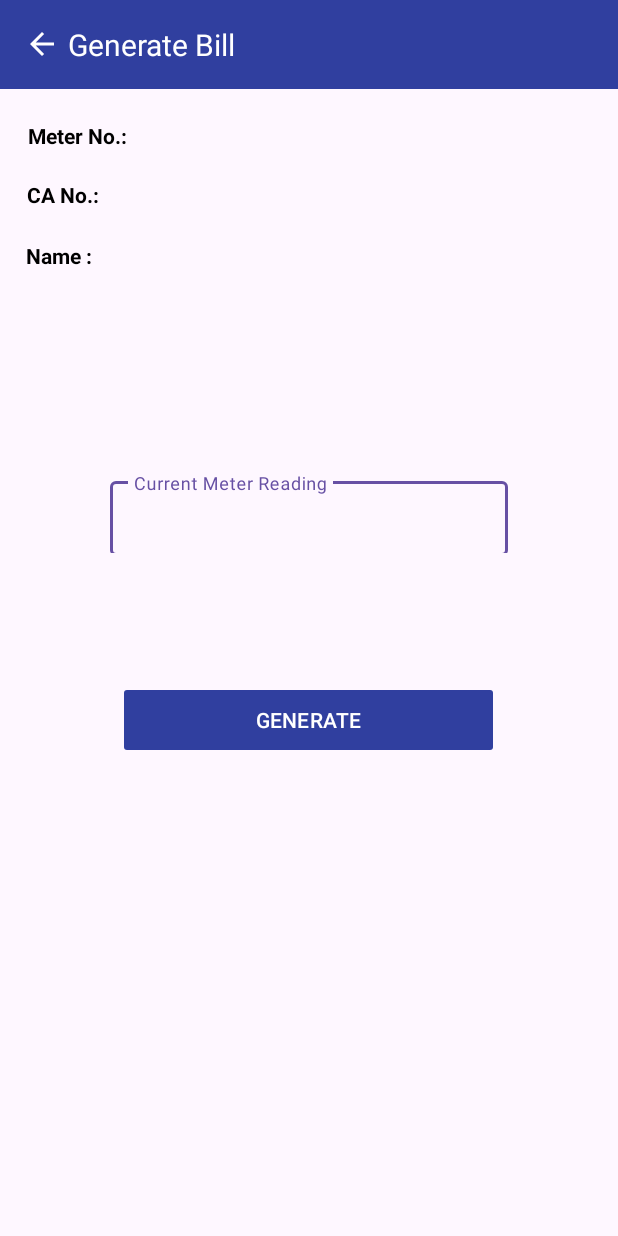
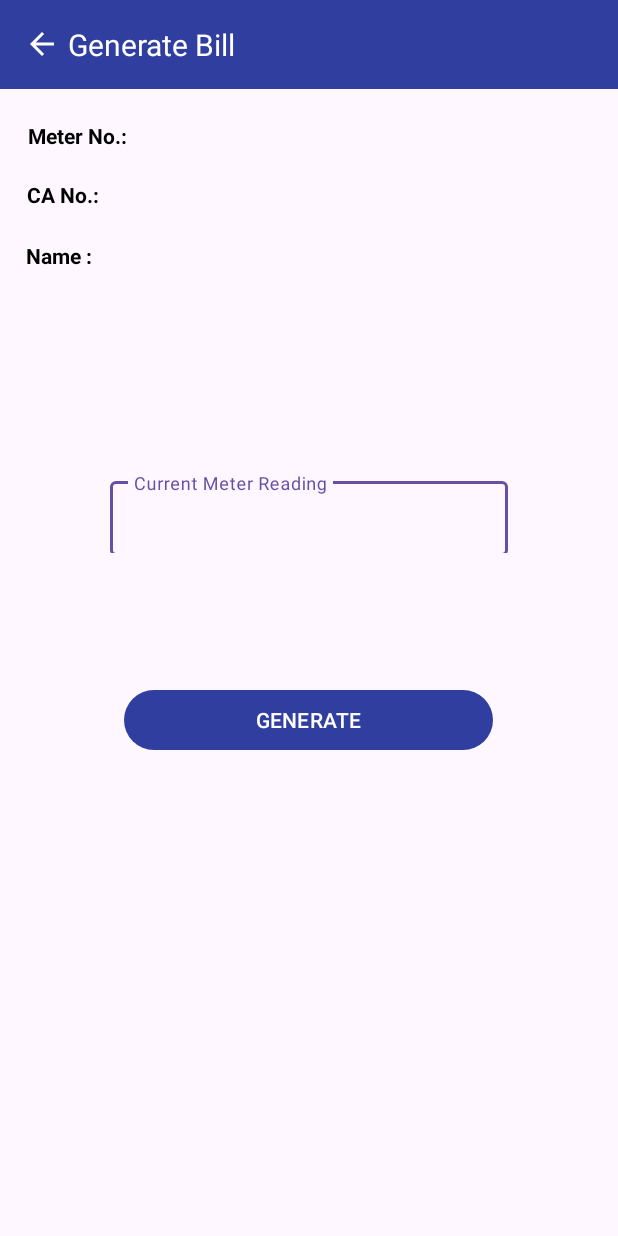
Before and after one commit to Preethik06/FinalApp, an Android app: the Bill screen opened directly, with no data from a screen before it, on a phone screen of 412 x 824 dp. Run offline under Robolectric (Android 15) with nearby library versions, the phone set to English and light mode, and no system bars; libraries missing offline, so code that uses them is left out: com.itextpdf.kernel, com.itextpdf.layout.

Commit message:
Final commit

```diff
--- a/app/src/main/java/com/example/finalapp/MainActivity.java
+++ b/app/src/main/java/com/example/finalapp/MainActivity.java
@@ -34,7 +34,7 @@ public class MainActivity extends AppCompatActivity {
     public void onClick(View view){
         // Display a record from the Student table
         if (view == btn_login) {
-            // Checking for empty roll number
+            // Checking for empty email and pass
             if (et_email.getText().toString().trim().length() == 0) {
                 if (et_password.getText().toString().trim().length() == 0){
                     showMessage("Error", "Please enter Email and Password");
@@ -44,8 +44,6 @@ public class MainActivity extends AppCompatActivity {
             Cursor c = db.rawQuery("SELECT * FROM users WHERE email='" + et_email.getText() + "'", null);
             Cursor c2 = db.rawQuery("SELECT * FROM users WHERE pass='" + et_password.getText() + "'", null);
             if (c.moveToFirst() && c2.moveToFirst()) {
-                //et_password.setText(c.getString(1));
-                //Marks.setText(c.getString(2));
                 Toast.makeText(getApplicationContext(),"Login Successfull", Toast.LENGTH_SHORT).show();
                 Intent i=new Intent(MainActivity.this,Home.class);
                 finish();
@@ -67,7 +65,6 @@ public class MainActivity extends AppCompatActivity {
     public void clearText() {
         et_email.setText("");
         et_password.setText("");
-        //Marks.setText("");
         et_email.requestFocus();
     }
 }
--- a/app/src/main/res/layout/activity_bill.xml
+++ b/app/src/main/res/layout/activity_bill.xml
@@ -149,6 +149,27 @@
         android:inputType="textEmailAddress" />
   </com.google.android.material.textfield.TextInputLayout>
 
+  <!--<com.google.android.material.textfield.TextInputLayout
+      android:layout_width="265dp"
+      android:layout_height="53dp"
+      android:layout_marginBottom="0dp"
+      android:textColorHint="@color/black"
+      app:layout_constraintBottom_toBottomOf="parent"
+      app:layout_constraintEnd_toEndOf="parent"
+      app:layout_constraintHorizontal_bias="0.5"
+      app:layout_constraintStart_toStartOf="parent"
+      app:layout_constraintTop_toTopOf="parent"
+      app:layout_constraintVertical_bias="0.5">
+
+    <EditText
+        android:id="@+id/password"
+        android:layout_width="match_parent"
+        android:layout_height="50dp"
+        android:backgroundTint="@color/LightPrimaryColor"
+        android:hint="Password"
+        android:inputType="textPassword" />
+  </com.google.android.material.textfield.TextInputLayout>-->
+
   <!--Button-->
   <Button
       android:id="@+id/btn_generate"
@@ -156,7 +177,6 @@
       android:layout_height="wrap_content"
       android:layout_marginBottom="320dp"
       android:text="GENERATE"
-        app:cornerRadius="?android:attr/buttonCornerRadius"
       app:backgroundTint="@color/DarkPrimaryColor"
       app:layout_constraintBottom_toBottomOf="parent"
       app:layout_constraintEnd_toEndOf="parent"
--- a/app/src/main/res/layout/activity_bill_preview.xml
+++ b/app/src/main/res/layout/activity_bill_preview.xml
@@ -61,11 +61,11 @@
     </androidx.cardview.widget.CardView>
 
     <Button
-        android:id="@+id/btnDownload"
+        android:id="@+id/btnBackDetails"
         android:layout_width="150dp"
         android:layout_height="wrap_content"
         android:layout_marginStart="40dp"
-        android:text="Download"
+        android:text="Back to Details"
         android:backgroundTint="@color/DarkPrimaryColor"
         app:cornerRadius="?android:attr/buttonCornerRadius"
         app:layout_constraintBottom_toBottomOf="parent"
@@ -82,7 +82,7 @@
         app:layout_constraintBottom_toBottomOf="parent"
         app:layout_constraintEnd_toEndOf="parent"
         app:layout_constraintHorizontal_bias="0.383"
-        app:layout_constraintStart_toEndOf="@+id/btnDownload"
+        app:layout_constraintStart_toEndOf="@+id/btnBackDetails"
         app:layout_constraintTop_toBottomOf="@+id/cardView" />
 
 </androidx.constraintlayout.widget.ConstraintLayout>
```
Also changed, not shown: app/src/main/java/com/example/finalapp/Bill.java (+85 -34 lines), app/src/main/java/com/example/finalapp/Bill_Preview.java (+31 -7 lines), app/src/main/java/com/example/finalapp/Details.java (+10 -7 lines), app/src/main/java/com/example/finalapp/Home.java (+12 -0 lines), app/src/main/res/layout/activity_details.xml (+5 -11 lines). Lines whose indentation alone changed are shown as unchanged.
